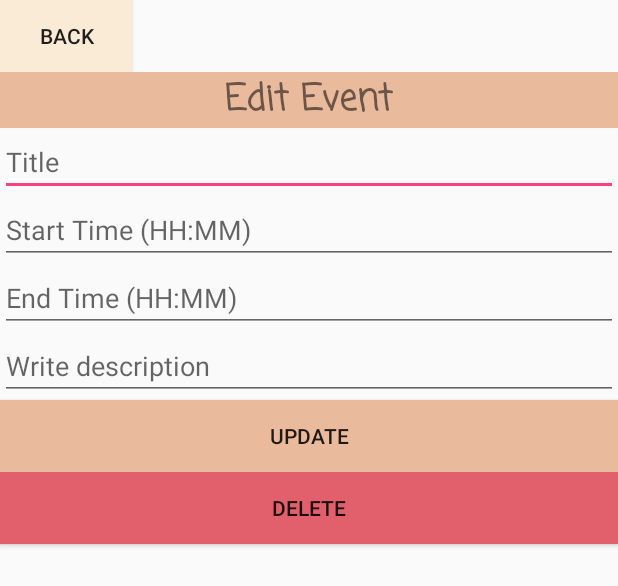
After one commit to sngestr/SimpleCalendar, an Android app: the layout popup_edit_event.xml on its own in the app's theme, with its tools: preview values and no code run, on a phone screen of 412 x 824 dp. The commit adds this screen. Shown: the top 586 px of the screen. Run offline under Robolectric (Android 15) with nearby library versions, the phone set to English and light mode, and no system bars.

```diff
--- /dev/null
+++ b/CalendarMobile/app/src/main/res/layout/popup_edit_event.xml
@@ -0,0 +1,80 @@
+<?xml version="1.0" encoding="utf-8"?>
+<android.support.constraint.ConstraintLayout
+    xmlns:android="http://schemas.android.com/apk/res/android" android:layout_width="match_parent"
+    android:layout_height="match_parent">
+
+    <LinearLayout
+        android:layout_width="match_parent"
+        android:layout_height="match_parent"
+        android:orientation="vertical">
+
+        <LinearLayout
+            android:layout_width="match_parent"
+            android:layout_height="wrap_content"
+            android:orientation="horizontal">
+
+            <Button
+                android:id="@+id/close_button"
+                android:layout_width="wrap_content"
+                android:layout_height="wrap_content"
+                android:text="Back"
+                android:textAlignment="center"
+                android:background="@color/lightOrange"/>
+        </LinearLayout>
+
+        <TextView
+            android:id="@+id/edit_event_tv"
+            android:layout_width="match_parent"
+            android:layout_height="wrap_content"
+            android:background="@color/darkOrange"
+            android:fontFamily="casual"
+            android:text="Edit Event"
+            android:textAlignment="center"
+            android:textSize="24sp"
+            android:textStyle="bold" />
+
+        <EditText
+            android:id="@+id/title_tv"
+            android:layout_width="match_parent"
+            android:layout_height="wrap_content"
+            android:ems="10"
+            android:hint="Title"
+            android:inputType="textPersonName" />
+
+        <EditText
+            android:id="@+id/startTime_tv"
+            android:layout_width="match_parent"
+            android:layout_height="wrap_content"
+            android:hint="Start Time (HH:MM)"
+            android:inputType="textPersonName" />
+
+        <EditText
+            android:id="@+id/endTime_tv"
+            android:layout_width="match_parent"
+            android:layout_height="wrap_content"
+            android:hint="End Time (HH:MM)"
+            android:inputType="textPersonName" />
+
+        <EditText
+            android:id="@+id/description_tv"
+            android:layout_width="match_parent"
+            android:layout_height="wrap_content"
+            android:ems="10"
+            android:hint="Write description"
+            android:inputType="textPersonName" />
+
+        <Button
+            android:id="@+id/update_button"
+            android:layout_width="match_parent"
+            android:layout_height="wrap_content"
+            android:background="@color/darkOrange"
+            android:text="Update" />
+
+        <Button
+            android:id="@+id/delete_button"
+            android:layout_width="match_parent"
+            android:layout_height="wrap_content"
+            android:background="#e25f6c"
+            android:text="Delete" />
+    </LinearLayout>
+</android.support.constraint.ConstraintLayout>
```
Also changed, not shown: CalendarMobile/app/src/main/java/com/example/esthersong/simplecalendar/Event.java (+7 -1 lines), CalendarMobile/app/src/main/java/com/example/esthersong/simplecalendar/EventListAdapter.java (+13 -2 lines), CalendarMobile/app/src/main/java/com/example/esthersong/simplecalendar/MainActivity.java (+121 -29 lines), CalendarMobile/app/src/main/res/layout/activity_main.xml (+7 -8 lines), CalendarMobile/app/src/main/res/layout/layout_event_item.xml (+5 -2 lines).
